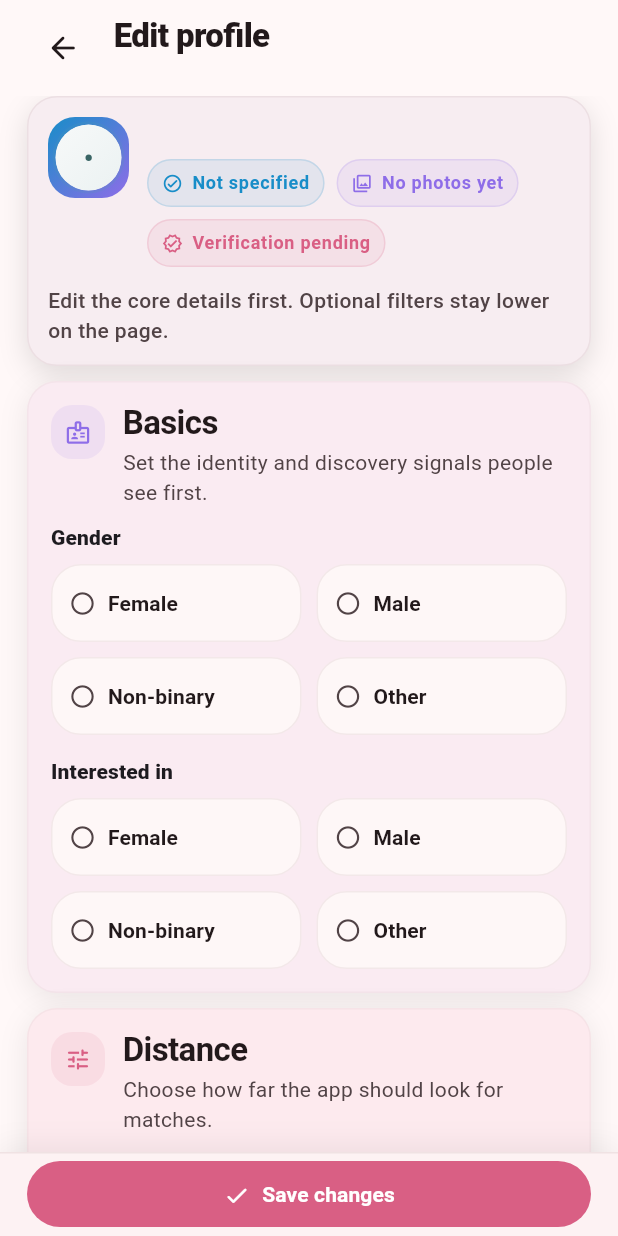
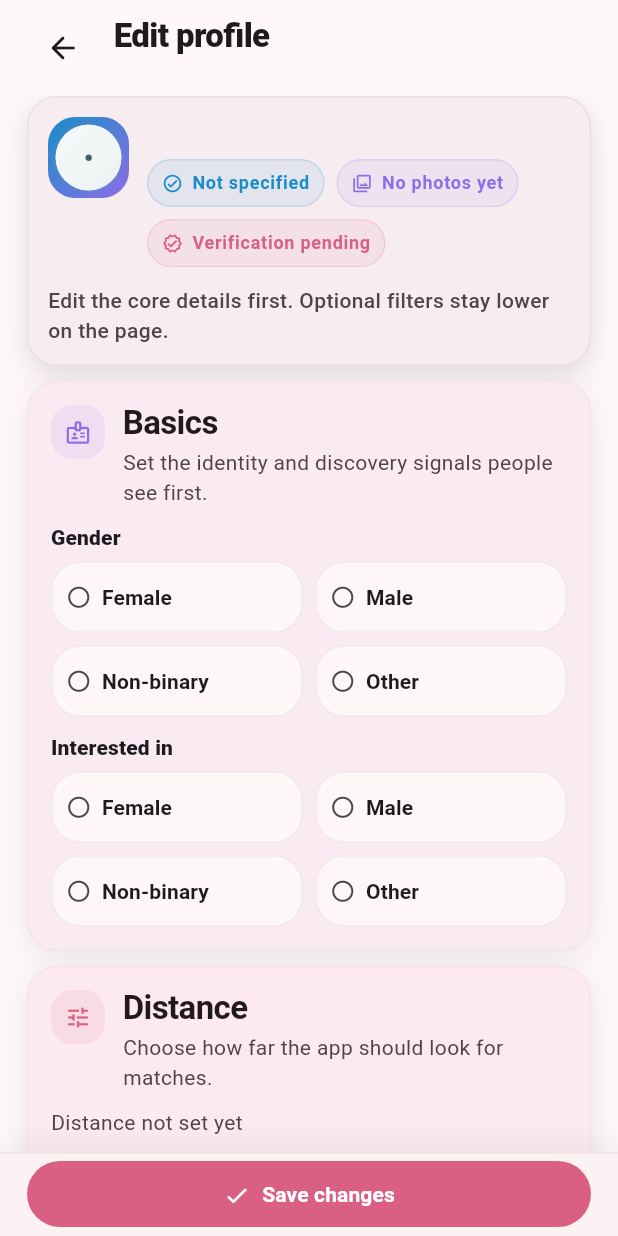
Before and after one commit to TomShtern/dating_application_flutter_frontend, a Flutter app: the _ProfileEditForm screen opened directly with empty values, on a phone screen of 412 x 824 dp. Run offline on Flutter 3.47's test engine with Material 3 defaults, Android fonts, the phone set to English and light mode, and no system bars; our stand-ins replace dio, flutter_riverpod, shared_preferences; accounts and stored records are empty; network calls fail.

Commit message:
more polish

```diff
--- a/lib/features/profile/profile_edit_screen.dart
+++ b/lib/features/profile/profile_edit_screen.dart
@@ -233,7 +233,7 @@
                         crossAxisAlignment: CrossAxisAlignment.start,
                         children: [
                           _ProfileFieldLabel(title: 'Gender'),
-                          const SizedBox(height: 8),
+                          const SizedBox(height: 6),
                           _ProfileEditOptionGrid(
                             options: _genderOptions,
                             accentColor: _profileLavender,
@@ -244,9 +244,9 @@
                               });
                             },
                           ),
-                          const SizedBox(height: AppTheme.sectionGap),
+                          const SizedBox(height: AppTheme.compactSectionGap),
                           _ProfileFieldLabel(title: 'Interested in'),
-                          const SizedBox(height: 8),
+                          const SizedBox(height: 6),
                           _ProfileEditOptionGrid(
                             options: _genderOptions,
                             accentColor: _profileLavender,
@@ -988,9 +988,9 @@
       itemCount: options.length,
       gridDelegate: const SliverGridDelegateWithFixedCrossAxisCount(
         crossAxisCount: 2,
-        crossAxisSpacing: AppTheme.cardGap,
-        mainAxisSpacing: AppTheme.cardGap,
-        mainAxisExtent: 52,
+        crossAxisSpacing: AppTheme.compactCardGap,
+        mainAxisSpacing: AppTheme.compactCardGap,
+        mainAxisExtent: 48,
       ),
       itemBuilder: (context, index) {
         final option = options[index];
@@ -1015,8 +1015,8 @@
               ),
               child: Padding(
                 padding: const EdgeInsets.symmetric(
-                  horizontal: 12,
-                  vertical: 8,
+                  horizontal: 10,
+                  vertical: 6,
                 ),
                 child: Row(
                   children: [
@@ -1024,12 +1024,12 @@
                       selected
                           ? Icons.check_circle_rounded
                           : Icons.radio_button_unchecked_rounded,
-                      size: 18,
+                      size: 17,
                       color: selected
                           ? accentColor
                           : colorScheme.onSurfaceVariant,
                     ),
-                    const SizedBox(width: 8),
+                    const SizedBox(width: 7),
                     Expanded(
                       child: Text(
                         formatDisplayLabel(option),
```
Also changed, not shown: lib/features/browse/browse_screen.dart (+8 -4 lines), lib/features/matches/matches_screen.dart (+24 -12 lines), 3 other files.
